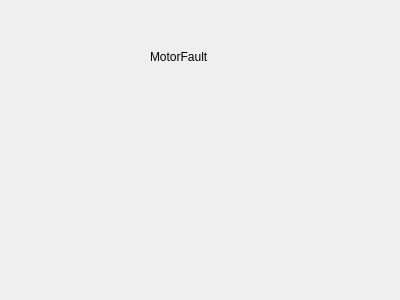
The window that ViewLayer/DebugDisplay/MotorFaultPage/MotorFaultUi/MotorFaultUi.ui (waffle-iron/Epsilon-Dashboard) describes before a commit, drawn with Qt 5.
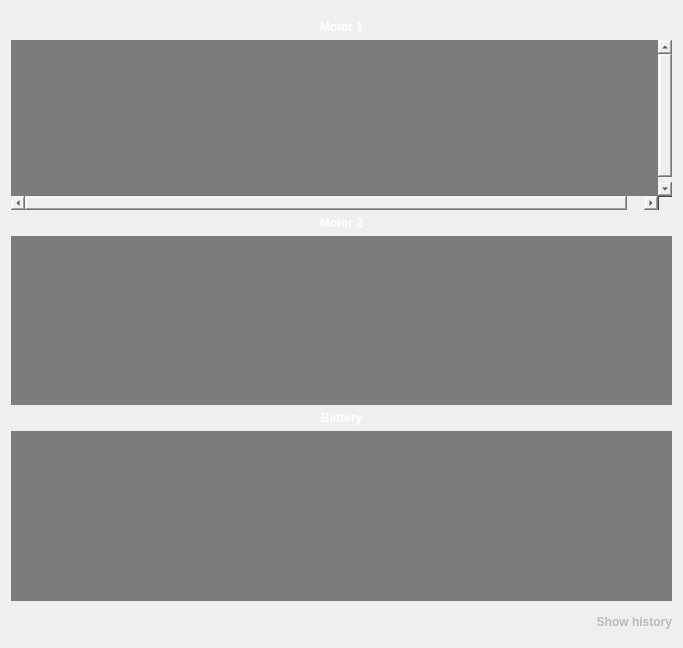
The same window after the commit.

Commit message: Added background, boxes, and labels

Diff of the .ui file:
```diff
--- a/ViewLayer/DebugDisplay/MotorFaultPage/MotorFaultUi/MotorFaultUi.ui
+++ b/ViewLayer/DebugDisplay/MotorFaultPage/MotorFaultUi/MotorFaultUi.ui
@@ -6,26 +6,342 @@
    <rect>
     <x>0</x>
     <y>0</y>
-    <width>400</width>
-    <height>300</height>
+    <width>683</width>
+    <height>648</height>
    </rect>
   </property>
+  <property name="minimumSize">
+   <size>
+    <width>683</width>
+    <height>648</height>
+   </size>
+  </property>
+  <property name="maximumSize">
+   <size>
+    <width>683</width>
+    <height>648</height>
+   </size>
+  </property>
   <property name="windowTitle">
    <string>Form</string>
   </property>
-  <widget class="QLabel" name="title">
-   <property name="geometry">
-    <rect>
-     <x>150</x>
-     <y>50</y>
-     <width>59</width>
-     <height>14</height>
-    </rect>
+  <property name="autoFillBackground">
+   <bool>true</bool>
+  </property>
+  <property name="styleSheet">
+   <string notr="true"/>
+  </property>
+  <layout class="QVBoxLayout" name="verticalLayout">
+   <property name="topMargin">
+    <number>20</number>
    </property>
-   <property name="text">
-    <string>MotorFault</string>
-   </property>
-  </widget>
+   <item>
+    <widget class="QLabel" name="motor1Label">
+     <property name="styleSheet">
+      <string notr="true">font: 24px 'Arial';
+font-weight:500;
+color:white;</string>
+     </property>
+     <property name="text">
+      <string>Motor 1</string>
+     </property>
+     <property name="alignment">
+      <set>Qt::AlignCenter</set>
+     </property>
+    </widget>
+   </item>
+   <item>
+    <widget class="QScrollArea" name="motor1ScrollArea">
+     <property name="autoFillBackground">
+      <bool>false</bool>
+     </property>
+     <property name="styleSheet">
+      <string notr="true">background-color:rgba(0,0,0,0);</string>
+     </property>
+     <property name="frameShape">
+      <enum>QFrame::NoFrame</enum>
+     </property>
+     <property name="frameShadow">
+      <enum>QFrame::Plain</enum>
+     </property>
+     <property name="lineWidth">
+      <number>0</number>
+     </property>
+     <property name="verticalScrollBarPolicy">
+      <enum>Qt::ScrollBarAsNeeded</enum>
+     </property>
+     <property name="horizontalScrollBarPolicy">
+      <enum>Qt::ScrollBarAsNeeded</enum>
+     </property>
+     <property name="sizeAdjustPolicy">
+      <enum>QAbstractScrollArea::AdjustToContents</enum>
+     </property>
+     <property name="widgetResizable">
+      <bool>false</bool>
+     </property>
+     <widget class="QWidget" name="motor1ContentsWidget">
+      <property name="geometry">
+       <rect>
+        <x>0</x>
+        <y>0</y>
+        <width>665</width>
+        <height>162</height>
+       </rect>
+      </property>
+      <property name="autoFillBackground">
+       <bool>false</bool>
+      </property>
+      <property name="styleSheet">
+       <string notr="true">QWidget#motor1ContentsWidget{
+background-color:rgba(45,45,45,150);
+}</string>
+      </property>
+      <layout class="QVBoxLayout" name="verticalLayout_2"/>
+     </widget>
+    </widget>
+   </item>
+   <item>
+    <widget class="QLabel" name="motor2Label">
+     <property name="styleSheet">
+      <string notr="true">font: 24px 'Arial';
+font-weight:500;
+color:white;</string>
+     </property>
+     <property name="text">
+      <string>Motor 2</string>
+     </property>
+     <property name="alignment">
+      <set>Qt::AlignCenter</set>
+     </property>
+    </widget>
+   </item>
+   <item>
+    <widget class="QScrollArea" name="motor2ScrollArea">
+     <property name="palette">
+      <palette>
+       <active>
+        <colorrole role="WindowText">
+         <brush brushstyle="SolidPattern">
+          <color alpha="255">
+           <red>0</red>
+           <green>0</green>
+           <blue>0</blue>
+          </color>
+         </brush>
+        </colorrole>
+        <colorrole role="Button">
+         <brush brushstyle="SolidPattern">
+          <color alpha="0">
+           <red>0</red>
+           <green>0</green>
+           <blue>0</blue>
+          </color>
+         </brush>
+        </colorrole>
+        <colorrole role="Base">
+         <brush brushstyle="SolidPattern">
+          <color alpha="0">
+           <red>0</red>
+           <green>0</green>
+           <blue>0</blue>
+          </color>
+         </brush>
+        </colorrole>
+        <colorrole role="Window">
+         <brush brushstyle="NoBrush">
+          <color alpha="255">
+           <red>0</red>
+           <green>0</green>
+           <blue>0</blue>
+          </color>
+         </brush>
+        </colorrole>
+       </active>
+       <inactive>
+        <colorrole role="WindowText">
+         <brush brushstyle="SolidPattern">
+          <color alpha="255">
+           <red>0</red>
+           <green>0</green>
+           <blue>0</blue>
+          </color>
+         </brush>
+        </colorrole>
+        <colorrole role="Button">
+         <brush brushstyle="SolidPattern">
+          <color alpha="0">
+           <red>0</red>
+           <green>0</green>
+           <blue>0</blue>
+          </color>
+         </brush>
+        </colorrole>
+        <colorrole role="Base">
+         <brush brushstyle="SolidPattern">
+          <color alpha="0">
+           <red>0</red>
+           <green>0</green>
+           <blue>0</blue>
+          </color>
+         </brush>
+        </colorrole>
+        <colorrole role="Window">
+         <brush brushstyle="NoBrush">
+          <color alpha="255">
+           <red>0</red>
+           <green>0</green>
+           <blue>0</blue>
+          </color>
+         </brush>
+        </colorrole>
+       </inactive>
+       <disabled>
+        <colorrole role="WindowText">
+         <brush brushstyle="SolidPattern">
+          <color alpha="255">
+           <red>239</red>
+           <green>235</green>
+           <blue>231</blue>
+          </color>
+         </brush>
+        </colorrole>
+        <colorrole role="Button">
+         <brush brushstyle="SolidPattern">
+          <color alpha="0">
+           <red>0</red>
+           <green>0</green>
+           <blue>0</blue>
+          </color>
+         </brush>
+        </colorrole>
+        <colorrole role="Base">
+         <brush brushstyle="SolidPattern">
+          <color alpha="0">
+           <red>0</red>
+           <green>0</green>
+           <blue>0</blue>
+          </color>
+         </brush>
+        </colorrole>
+        <colorrole role="Window">
+         <brush brushstyle="NoBrush">
+          <color alpha="255">
+           <red>0</red>
+           <green>0</green>
+           <blue>0</blue>
+          </color>
+         </brush>
+        </colorrole>
+       </disabled>
+      </palette>
+     </property>
+     <property name="autoFillBackground">
+      <bool>false</bool>
+     </property>
+     <property name="styleSheet">
+      <string notr="true">background-color:rgba(0,0,0,0);
+</string>
+     </property>
+     <property name="frameShape">
+      <enum>QFrame::NoFrame</enum>
+     </property>
+     <property name="verticalScrollBarPolicy">
+      <enum>Qt::ScrollBarAsNeeded</enum>
+     </property>
+     <property name="widgetResizable">
+      <bool>true</bool>
+     </property>
+     <widget class="QWidget" name="motor2ContentsWidget">
+      <property name="geometry">
+       <rect>
+        <x>0</x>
+        <y>0</y>
+        <width>665</width>
+        <height>155</height>
+       </rect>
+      </property>
+      <property name="styleSheet">
+       <string notr="true">QWidget#motor2ContentsWidget{
+background-color:rgba(45,45,45,150);
+}</string>
+      </property>
+     </widget>
+    </widget>
+   </item>
+   <item>
+    <widget class="QLabel" name="batteryLabel">
+     <property name="styleSheet">
+      <string notr="true">font: 24px 'Arial';
+font-weight:500;
+color:white;</string>
+     </property>
+     <property name="text">
+      <string>Battery</string>
+     </property>
+     <property name="alignment">
+      <set>Qt::AlignCenter</set>
+     </property>
+    </widget>
+   </item>
+   <item>
+    <widget class="QScrollArea" name="batteryScrollArea">
+     <property name="autoFillBackground">
+      <bool>false</bool>
+     </property>
+     <property name="styleSheet">
+      <string notr="true">background-color:rgba(0,0,0,0);</string>
+     </property>
+     <property name="frameShape">
+      <enum>QFrame::NoFrame</enum>
+     </property>
+     <property name="widgetResizable">
+      <bool>true</bool>
+     </property>
+     <widget class="QWidget" name="batteryContentsWidget">
+      <property name="geometry">
+       <rect>
+        <x>0</x>
+        <y>0</y>
+        <width>665</width>
+        <height>155</height>
+       </rect>
+      </property>
+      <property name="styleSheet">
+       <string notr="true">QWidget#batteryContentsWidget{
+background-color:rgba(45,45,45,150);
+}</string>
+      </property>
+     </widget>
+    </widget>
+   </item>
+   <item>
+    <widget class="QLabel" name="showHistoryLabel">
+     <property name="minimumSize">
+      <size>
+       <width>100</width>
+       <height>30</height>
+      </size>
+     </property>
+     <property name="maximumSize">
+      <size>
+       <width>1000</width>
+       <height>1000</height>
+      </size>
+     </property>
+     <property name="styleSheet">
+      <string notr="true">font: 18px 'Arial';
+font-weight:500;
+color:rgb(186, 186, 186);</string>
+     </property>
+     <property name="text">
+      <string>Show history</string>
+     </property>
+     <property name="alignment">
+      <set>Qt::AlignRight|Qt::AlignTrailing|Qt::AlignVCenter</set>
+     </property>
+    </widget>
+   </item>
+  </layout>
  </widget>
  <resources/>
  <connections/>
```
The commit also changes 3 other files.
